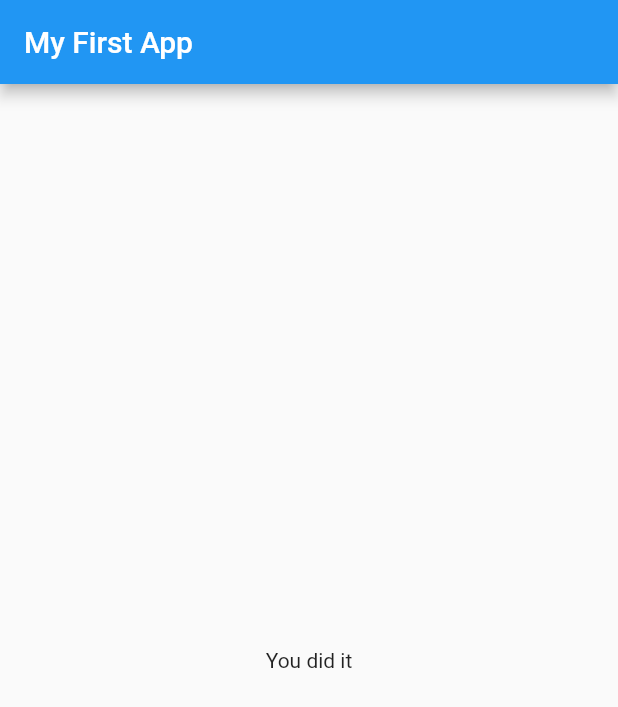
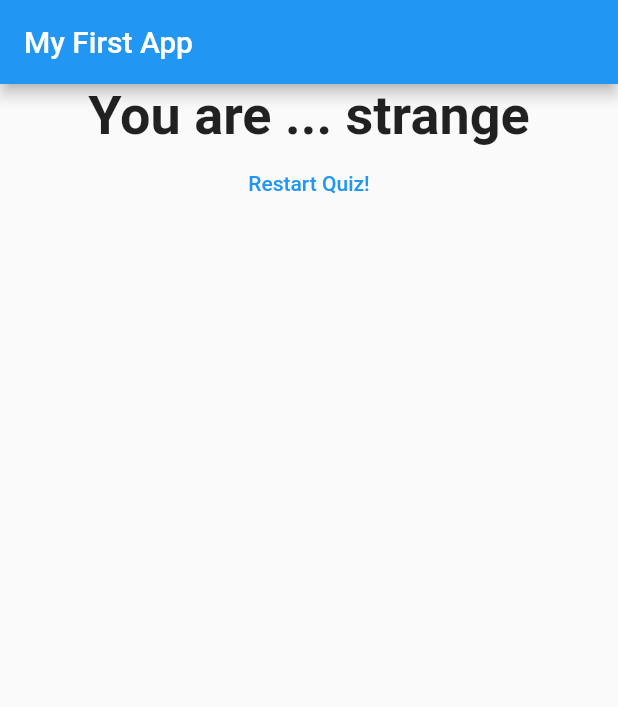
Before and after one commit to anggoroeko/flutter_complete_guide, a Flutter app: the screen it shows after launch, after a tap on "Black", after a tap on "Snake", after a tap on "Max", on a phone screen of 412 x 824 dp. Shown: the top 707 px of the screen. Run offline on Flutter 3.47's test engine with Material 2 defaults, Android fonts, the phone set to English and light mode, and no system bars; missing offline and left inert: dart:ffi.

```diff
--- a/lib/answer.dart
+++ b/lib/answer.dart
@@ -23,7 +23,7 @@ class Answer extends StatelessWidget {
         //textColor: Colors.white,
         style: style,
         child: Text(answerText),
-        onPressed: () => selectHandler(),
+        onPressed: selectHandler,
       ),
     );
   }
--- a/lib/main.dart
+++ b/lib/main.dart
@@ -20,26 +20,49 @@ class MyApp extends StatefulWidget {
 }
 
 class _MyAppState extends State<MyApp> {
-  var _questionIndex = 0;
-
   final _questions = const [
     // 'What\'s Your Favourite Color?',
     // 'What\'s Your Favourite Animal?'
     {
       'questionText': 'What\'s your favourite color?',
-      'answers': ['Black', 'Red', 'Green', 'White']
+      'answers': [
+        {'text': 'Black', 'score': 10},
+        {'text': 'Red', 'score': 5},
+        {'text': 'Green', 'score': 3},
+        {'text': 'White', 'score': 1}
+      ]
     },
     {
       'questionText': 'What\'s your favourite animal?',
-      'answers': ['Rabbit', 'Snake', 'Elephant', 'Lion']
+      'answers': [
+        {'text': 'Rabbit', 'score': 1},
+        {'text': 'Snake', 'score': 2},
+        {'text': 'Elephant', 'score': 3},
+        {'text': 'Lion', 'score': 4}
+      ]
     },
     {
       'questionText': 'What\'s your favourite instructor?',
-      'answers': ['Max', 'Yamaha', 'Honda']
+      'answers': [
+        {'text': 'Max', 'score': 3},
+        {'text': 'Yamaha', 'score': 4},
+        {'text': 'Honda', 'score': 5}
+      ]
     }
   ];
 
-  void _answerQuestion() {
+  var _questionIndex = 0;
+  var _totalScore = 0;
+
+  void _resetQuiz() {
+    setState(() {
+      _questionIndex = 0;
+      _totalScore = 0;
+    });
+  }
+
+  void _answerQuestion(int score) {
+    _totalScore += score;
     setState(() {
       _questionIndex = _questionIndex + 1;
     });
@@ -62,11 +85,10 @@ class _MyAppState extends State<MyApp> {
         ),
         body: _questionIndex < _questions.length
             ? Quiz(
+                answerQuestion: _answerQuestion,
                 questionIndex: _questionIndex,
-                questions: _questions,
-                answerQuestion: _answerQuestion,
-              )
-            : Result(),
+                questions: _questions)
+            : Result(_totalScore, _resetQuiz),
       ),
     );
   }
--- a/lib/quiz.dart
+++ b/lib/quiz.dart
@@ -1,3 +1,5 @@
+import 'dart:ffi';
+
 import 'package:flutter/material.dart';
 import './question.dart';
 import './answer.dart';
@@ -7,7 +9,7 @@ class Quiz extends StatelessWidget {
 
   final List<Map<String, Object>> questions;
   final int questionIndex;
-  final VoidCallback answerQuestion;
+  final Function answerQuestion;
 
   Quiz({
     required this.questionIndex,
@@ -23,8 +25,10 @@ class Quiz extends StatelessWidget {
       Question(
         questions[questionIndex]['questionText'] as String,
       ),
-      ...(questions[questionIndex]['answers'] as List<String>).map((answer) {
-        return Answer(answerQuestion, answer);
+      ...(questions[questionIndex]['answers'] as List<Map<String, Object>>)
+          .map((answer) {
+        return Answer(
+            () => answerQuestion(answer['score']), answer['text'] as String);
       }).toList()
     ]);
   }
--- a/lib/result.dart
+++ b/lib/result.dart
@@ -1,12 +1,44 @@
+// ignore_for_file: prefer_const_constructors
+
 import 'package:flutter/material.dart';
 
 class Result extends StatelessWidget {
-  const Result({Key? key}) : super(key: key);
+  // const Result({Key? key}) : super(key: key);
+  final int resultScore;
+  final VoidCallback resetHandler;
+
+  Result(this.resultScore, this.resetHandler);
+
+  String get resultPhrase {
+    var resultText = 'You did it';
+    if (resultScore <= 8) {
+      resultText = 'You are awesome and innocent';
+    } else if (resultScore <= 12) {
+      resultText = 'Pretty Likaable!';
+    } else if (resultScore <= 16) {
+      resultText = 'You are ... strange';
+    } else {
+      resultText = 'You are so bad!';
+    }
+    return resultText;
+  }
 
   @override
   Widget build(BuildContext context) {
     return Center(
-      child: Text('You did it'),
+      child: Column(
+        children: [
+          Text(
+            resultPhrase,
+            style: TextStyle(fontSize: 36, fontWeight: FontWeight.bold),
+            textAlign: TextAlign.center,
+          ),
+          TextButton(
+            child: Text('Restart Quiz!'),
+            onPressed: resetHandler,
+          ),
+        ],
+      ),
     );
   }
 }
```
